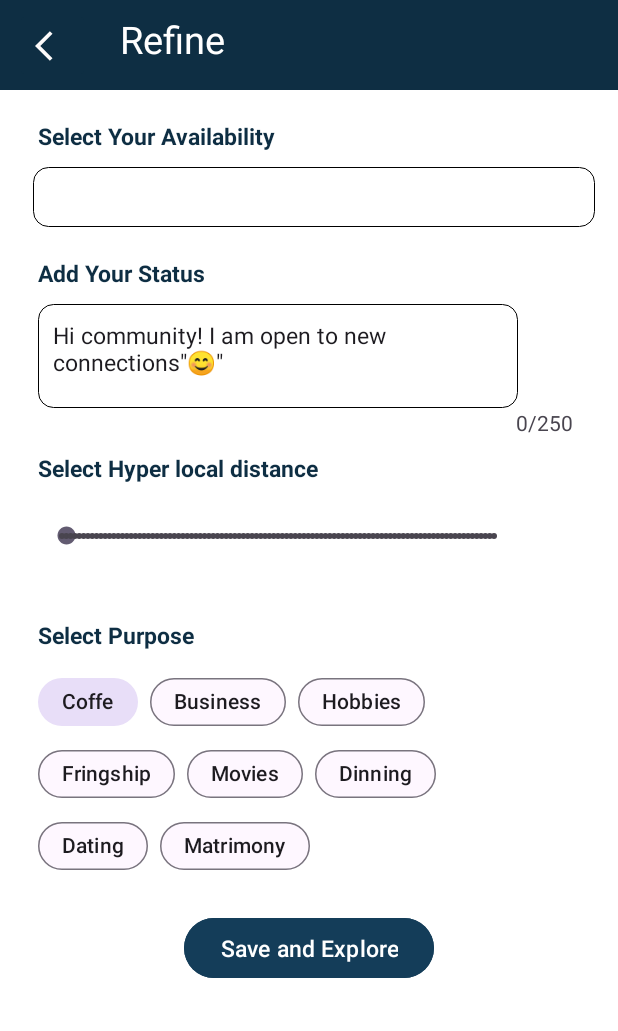
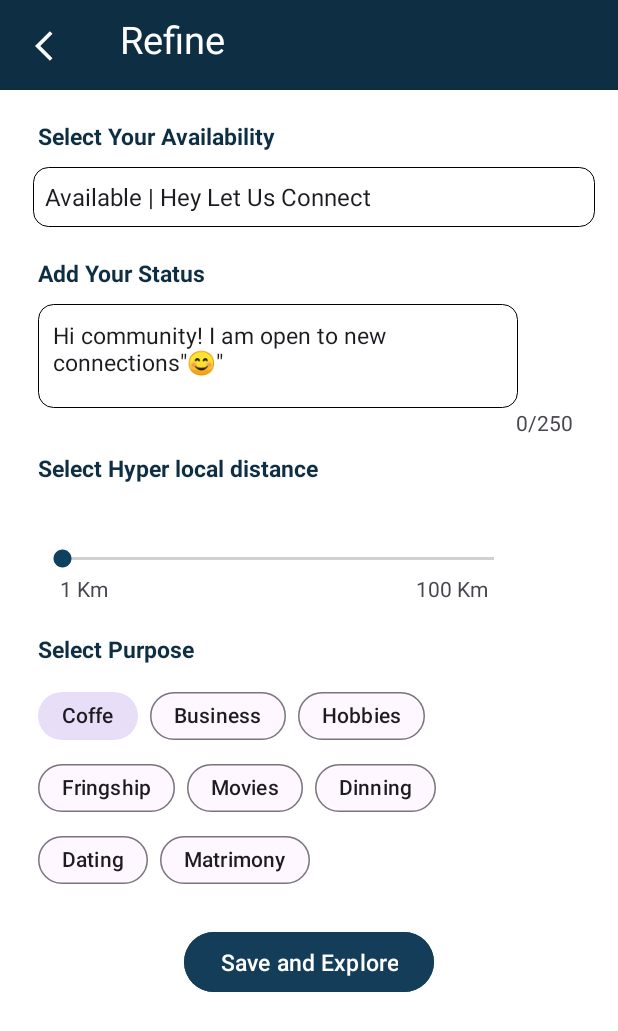
Before and after one commit to deepak1-dk/NetClan-Project, an Android app: the RefineActivity screen opened directly, with no data from a screen before it, on a phone screen of 412 x 824 dp. Shown: the top 1031 px of the screen. Run offline under Robolectric (Android 15) with nearby library versions, the phone set to English and light mode, and no system bars.

Commit message:
Manage Spinner in Refine Activity

```diff
--- a/app/src/main/java/com/example/netclanproject/RefineActivity.kt
+++ b/app/src/main/java/com/example/netclanproject/RefineActivity.kt
@@ -7,6 +7,8 @@ import android.text.Editable
 import android.text.TextWatcher
 import android.view.MenuItem
 import android.view.View
+import android.widget.AdapterView
+import android.widget.ArrayAdapter
 import com.example.netclanproject.databinding.ActivityRefineBinding
 
 class RefineActivity : AppCompatActivity() {
@@ -14,14 +16,30 @@ class RefineActivity : AppCompatActivity() {
         ActivityRefineBinding.inflate(layoutInflater)
     }
 
-    // private val WORD_LIMIT = 250
+    val availability = arrayOf("Available | Hey Let Us Connect","Away | Stay Discrete And Watch",
+        "Busy | Bo Not Disturb Will Catch Up Later","SOS | Emergency! Need Assistance! HELP")
     override fun onCreate(savedInstanceState: Bundle?) {
         super.onCreate(savedInstanceState)
         setContentView(binding.root)
 
+        val arrayAdapter = ArrayAdapter<String>(this,android.R.layout.simple_spinner_dropdown_item,availability)
+        binding.spinner.adapter = arrayAdapter
+        binding.spinner.onItemSelectedListener = object : AdapterView.OnItemSelectedListener{
+            override fun onItemSelected(p0: AdapterView<*>?, p1: View?, p2: Int, p3: Long) {
+
+            }
+
+            override fun onNothingSelected(p0: AdapterView<*>?) {
+
+            }
+
+        }
+
         binding.backButton.setOnClickListener {
             onBackPressed()
         }
+
+
 
         binding.inputText.addTextChangedListener(object : TextWatcher{
             override fun beforeTextChanged(p0: CharSequence?, p1: Int, p2: Int, p3: Int) {
@@ -31,6 +49,7 @@ class RefineActivity : AppCompatActivity() {
             override fun onTextChanged(p0: CharSequence?, p1: Int, p2: Int, p3: Int) {
                 var data : String = binding.inputText.text.toString()
                 var length : Int? = (data as? String)?.length
+
                 binding.count.text = length.toString()
             }
 
--- a/app/src/main/res/layout/activity_refine.xml
+++ b/app/src/main/res/layout/activity_refine.xml
@@ -51,7 +51,7 @@
         android:layout_width="wrap_content"
         android:layout_height="wrap_content"/>
 
-    <androidx.appcompat.widget.AppCompatSpinner
+    <Spinner
         android:id="@+id/spinner"
         android:layout_gravity="start"
         android:layout_marginStart="22dp"
@@ -124,12 +124,35 @@
         android:layout_height="wrap_content"/>
 
     <androidx.appcompat.widget.AppCompatSeekBar
-        style="@style/Widget.AppCompat.SeekBar.Discrete"
-        android:progress="1"
-        android:max="100"
+        android:layout_marginTop="40dp"
+        android:layout_width="320dp"
+        android:layout_height="20dp"
+        android:thumbTint="@color/tabLayoutColor"
+        android:progressTint="@color/tabLayoutColor"
         android:layout_marginStart="25dp"
-        android:layout_width="320dp"
-        android:layout_height="70dp"/>
+        android:max="100" />
+
+    <LinearLayout
+        android:orientation="horizontal"
+        android:layout_width="match_parent"
+        android:layout_height="wrap_content">
+
+        <TextView
+            android:text="1 Km"
+            android:layout_marginLeft="40dp"
+            android:layout_width="wrap_content"
+            android:layout_height="wrap_content"/>
+
+
+        <TextView
+            android:text="100 Km"
+            android:layout_marginLeft="205dp"
+            android:layout_width="wrap_content"
+            android:layout_height="wrap_content"/>
+
+
+    </LinearLayout>
+
 
     <TextView
         android:textStyle="bold"
```
